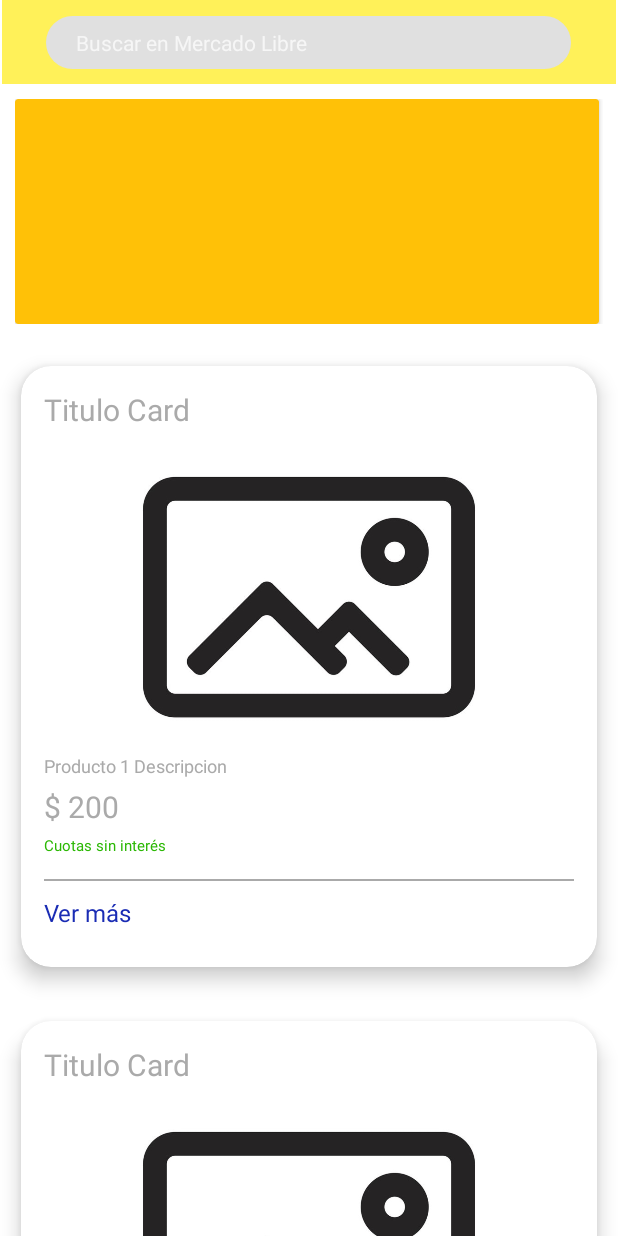
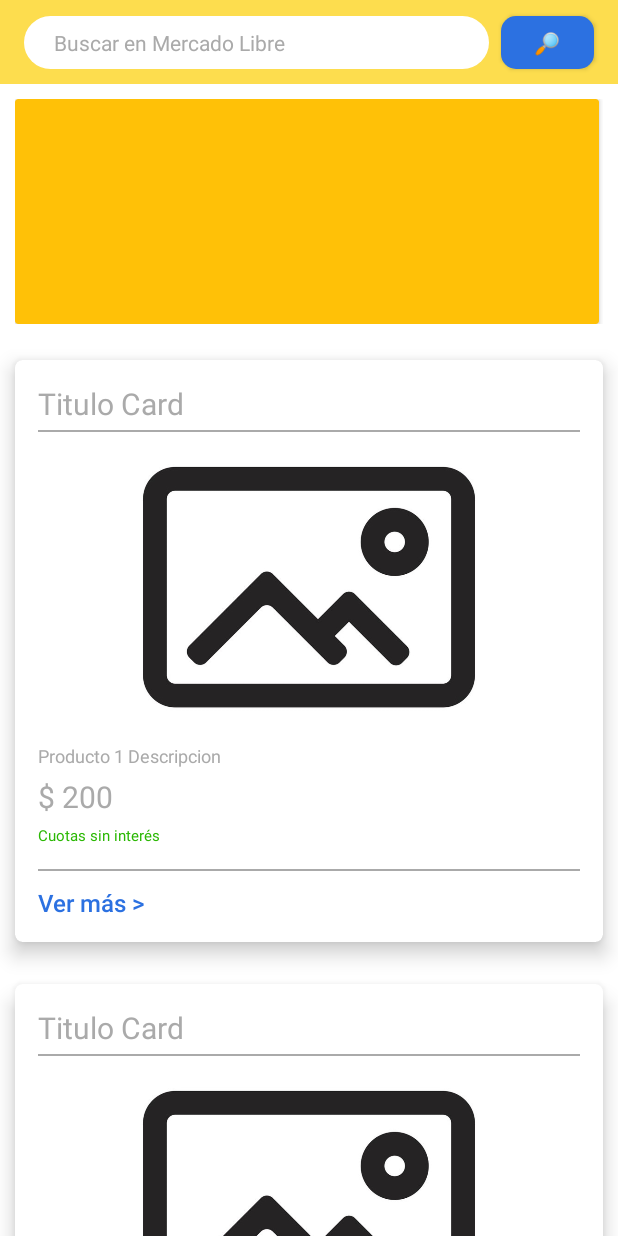
Before and after one commit to MarciaGiselle/AppML, an Android app: the screen it shows after launch (MainActivity), on a phone screen of 412 x 824 dp. Run offline under Robolectric (Android 15) with nearby library versions, the phone set to English and light mode, and no system bars.

Commit message:
Activity producto

```diff
--- a/AppMeli/app/src/main/AndroidManifest.xml
+++ b/AppMeli/app/src/main/AndroidManifest.xml
@@ -9,6 +9,7 @@
         android:roundIcon="@mipmap/ic_launcher_round"
         android:supportsRtl="true"
         android:theme="@style/Theme.AppCompat.NoActionBar">
+        <activity android:name=".ProductActivity"></activity>
         <activity android:name=".MainActivity">
             <intent-filter>
                 <action android:name="android.intent.action.MAIN" />
--- a/AppMeli/app/src/main/java/com/example/appmeli/MainActivity.kt
+++ b/AppMeli/app/src/main/java/com/example/appmeli/MainActivity.kt
@@ -1,12 +1,22 @@
 package com.example.appmeli
 
+import android.content.Intent
 import androidx.appcompat.app.AppCompatActivity
 import android.os.Bundle
+import android.widget.Button
 
 class MainActivity : AppCompatActivity() {
 
     override fun onCreate(savedInstanceState: Bundle?) {
         super.onCreate(savedInstanceState)
         setContentView(R.layout.activity_main)
+
+        val button = findViewById<Button>(R.id.searchButton)
+
+        //Intent representa la intención que tiene una app de realizar una tarea.
+        button.setOnClickListener{
+            val intent = Intent(this, ProductActivity::class.java)
+            startActivity(intent)
+        }
     }
 }
--- /dev/null
+++ b/AppMeli/app/src/main/res/drawable/button.xml
@@ -0,0 +1,17 @@
+<?xml version="1.0" encoding="utf-8"?>
+<shape
+    xmlns:android="http://schemas.android.com/apk/res/android"
+    android:shape="rectangle"
+    >
+
+    <!-- Color de fondo de la vista -->
+    <solid
+        android:color="@color/blue" >
+    </solid>
+
+    <!-- Aquí indicamos el radio a aplicar a las textEdit -->
+    <corners
+        android:radius="10dp"   >
+    </corners>
+
+</shape>
--- a/AppMeli/app/src/main/res/layout/activity_main.xml
+++ b/AppMeli/app/src/main/res/layout/activity_main.xml
@@ -1,5 +1,6 @@
 <?xml version="1.0" encoding="utf-8"?>
-<androidx.constraintlayout.widget.ConstraintLayout xmlns:android="http://schemas.android.com/apk/res/android"
+<androidx.constraintlayout.widget.ConstraintLayout
+    xmlns:android="http://schemas.android.com/apk/res/android"
     xmlns:app="http://schemas.android.com/apk/res-auto"
     xmlns:tools="http://schemas.android.com/tools"
     android:layout_width="match_parent"
@@ -9,29 +10,46 @@
 
     <androidx.appcompat.widget.Toolbar
         android:id="@+id/toolbar"
-        android:layout_width="409dp"
+        android:layout_width="0dp"
         android:layout_height="wrap_content"
         android:background="@color/colorMeli"
         android:minHeight="?attr/actionBarSize"
         android:theme="?attr/actionBarTheme"
         app:layout_constraintEnd_toEndOf="parent"
+        app:layout_constraintHorizontal_bias="0.0"
         app:layout_constraintStart_toStartOf="parent"
         app:layout_constraintTop_toTopOf="parent" />
 
+    <Button
+        android:id="@+id/searchButton"
+        android:layout_width="0dp"
+        android:layout_height="0dp"
+        android:layout_marginStart="8dp"
+        android:layout_marginEnd="16dp"
+        android:background="@drawable/button"
+        android:text="🔎"
+        app:layout_constraintBottom_toBottomOf="@+id/searchInput"
+        app:layout_constraintEnd_toEndOf="@+id/toolbar"
+        app:layout_constraintHorizontal_bias="0.822"
+        app:layout_constraintStart_toEndOf="@+id/searchInput"
+        app:layout_constraintTop_toTopOf="@+id/searchInput"
+        app:layout_constraintVertical_bias="0.0" />
+
     <EditText
         android:id="@+id/searchInput"
-        android:layout_width="350dp"
+        android:layout_width="310dp"
         android:layout_height="35dp"
+        android:layout_marginStart="16dp"
         android:background="@drawable/input"
+        android:hint="Buscar en Mercado Libre"
         android:imeOptions="actionSearch"
-        android:hint="Buscar en Mercado Libre"
         android:textSize="14sp"
-        android:visibility="visible"
+        android:backgroundTint="@android:color/white"
+        android:textColorHint="@android:color/darker_gray"
+        android:textColor="@android:color/black"
         app:layout_constraintBottom_toBottomOf="@+id/toolbar"
-        app:layout_constraintEnd_toEndOf="@+id/toolbar"
-        app:layout_constraintStart_toStartOf="parent"
+        app:layout_constraintStart_toStartOf="@+id/toolbar"
         app:layout_constraintTop_toTopOf="parent" />
-
 
     <ScrollView
         android:layout_width="match_parent"
@@ -83,7 +101,7 @@
                 android:layout_width="match_parent"
                 android:layout_height="match_parent"
                 app:cardBackgroundColor="#FFF"
-                app:cardCornerRadius="20dp"
+                app:cardCornerRadius="5dp"
                 tools:layout_editor_absoluteX="1dp"
                 tools:layout_editor_absoluteY="228dp"
                 app:cardElevation="8dp"
@@ -98,11 +116,19 @@
                     <TextView
                         android:id="@+id/titulo1"
                         android:layout_width="match_parent"
-                        android:layout_height="39dp"
+                        android:layout_height="match_parent"
                         android:text="Titulo Card"
                         android:textColor="@android:color/darker_gray"
                         android:textSize="20sp"
                         android:visibility="visible" />
+
+                    <View
+                        android:layout_width="match_parent"
+                        android:layout_height="1dp"
+                        android:layout_marginTop="4dp"
+                        android:layout_marginBottom="4dp"
+                        android:background="@android:color/darker_gray" />
+
 
                     <ImageView
                         android:id="@+id/imageView1"
@@ -152,8 +178,8 @@
                         android:layout_width="match_parent"
                         android:layout_height="wrap_content"
                         android:layout_marginTop="10dp"
-                        android:layout_marginBottom="10dp"
-                        android:text="Ver más"
+                        android:fontFamily="sans-serif-medium"
+                        android:text="Ver más >"
                         android:textColor="@color/blue"
                         android:textSize="16sp"
                         android:visibility="visible" />
@@ -162,13 +188,13 @@
 
             <androidx.cardview.widget.CardView
                 android:layout_width="match_parent"
-                android:layout_height="400dp"
+                android:layout_height="wrap_content"
                 app:cardBackgroundColor="#FFF"
-                app:cardCornerRadius="20dp"
+                app:cardCornerRadius="5dp"
+                app:cardElevation="8dp"
+                app:cardUseCompatPadding="true"
                 tools:layout_editor_absoluteX="1dp"
-                tools:layout_editor_absoluteY="228dp"
-                app:cardElevation="8dp"
-                app:cardUseCompatPadding="true">
+                tools:layout_editor_absoluteY="228dp">
 
                 <LinearLayout
                     android:layout_width="match_parent"
@@ -179,11 +205,18 @@
                     <TextView
                         android:id="@+id/titulo2"
                         android:layout_width="match_parent"
-                        android:layout_height="39dp"
+                        android:layout_height="wrap_content"
                         android:text="Titulo Card"
                         android:textColor="@android:color/darker_gray"
                         android:textSize="20sp"
                         android:visibility="visible" />
+
+                    <View
+                        android:layout_width="match_parent"
+                        android:layout_height="1dp"
+                        android:layout_marginTop="4dp"
+                        android:layout_marginBottom="4dp"
+                        android:background="@android:color/darker_gray" />
 
                     <ImageView
                         android:id="@+id/imageView2"
@@ -231,10 +264,10 @@
                     <TextView
                         android:id="@+id/link2"
                         android:layout_width="match_parent"
-                        android:layout_height="wrap_content"
+                        android:layout_height="match_parent"
                         android:layout_marginTop="10dp"
-                        android:layout_marginBottom="10dp"
-                        android:text="Ver oferta"
+                        android:fontFamily="sans-serif-medium"
+                        android:text="Ver oferta > "
                         android:textColor="@color/blue"
                         android:textSize="16sp"
                         android:visibility="visible" />
@@ -246,4 +279,5 @@
 
 
 
+
 </androidx.constraintlayout.widget.ConstraintLayout>
--- a/AppMeli/app/src/main/res/values/colors.xml
+++ b/AppMeli/app/src/main/res/values/colors.xml
@@ -3,7 +3,9 @@
     <color name="colorPrimary">#6200EE</color>
     <color name="colorPrimaryDark">#3700B3</color>
     <color name="colorAccent">#03DAC5</color>
-    <color name="colorMeli">#fff159</color>
+    <color name="colorMeli">#FDDD4E</color>
     <color name="greenPromo">#2BB804</color>
-    <color name="blue">#1A2CB4</color>
+    <color name="blue">#2C71E1</color>
+    <color name="greyLight">#CECECE</color>
+    <color name="greyMasLight">#EDEDED</color>
 </resources>
```
Also changed, not shown: AppMeli/app/src/main/java/com/example/appmeli/ProductActivity.kt (added, +12 -0 lines), AppMeli/app/src/main/res/drawable/button_outline.xml (added, +18 -0 lines), AppMeli/app/src/main/res/drawable/icono.xml (added, +15 -0 lines), AppMeli/app/src/main/res/layout/activity_product.xml (added, +311 -0 lines).
